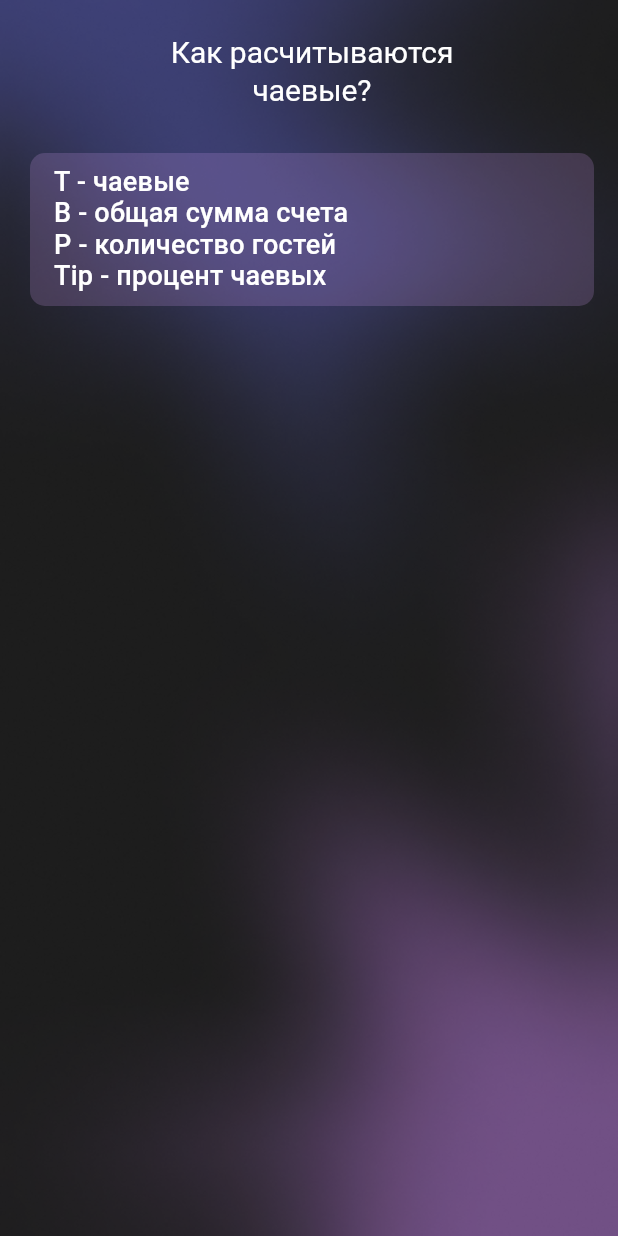
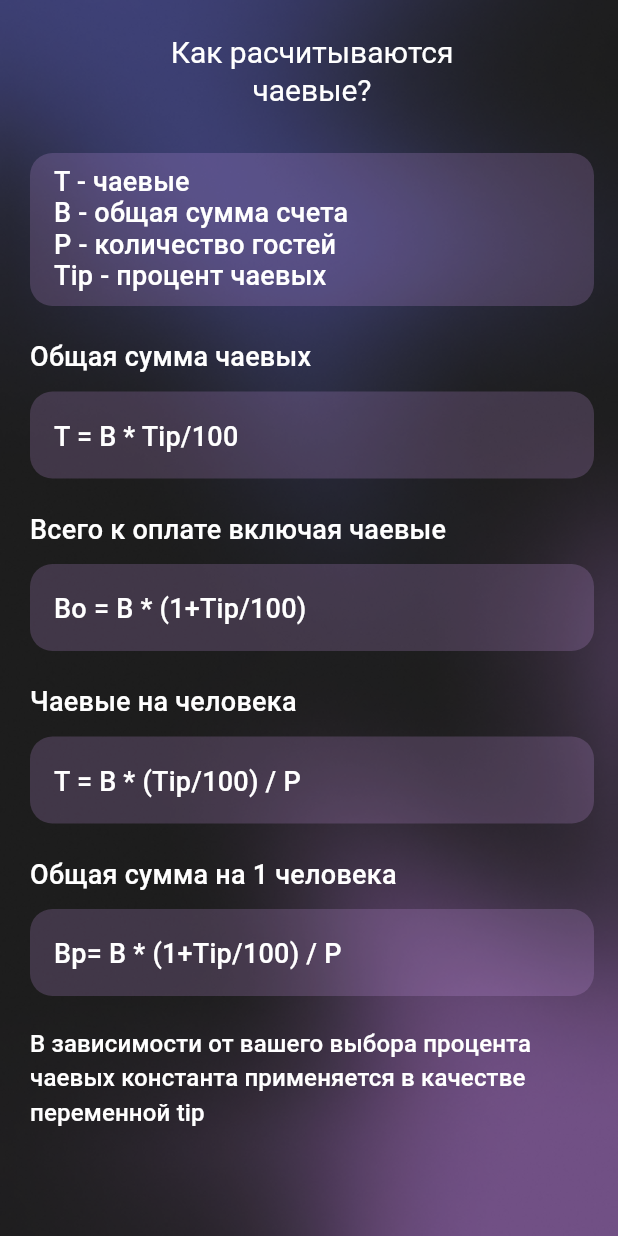
Before and after one commit to Mamoru26/Final_Kachaika, a Flutter app: the TerminalPage screen opened by its route, on a phone screen of 412 x 824 dp. Run offline on Flutter 3.47's test engine with Material 3 defaults, Android fonts, the phone set to English and light mode, and no system bars; our stand-ins replace auto_route, hexcolor; Roboto replaces fonts that are missing (assets/fonts/SFPROregular.ttf); project files that could hold a hidden picture were left out.

Commit message:
В terminal_page добавлены виджеты для UI осталось сделать табличку

```diff
--- a/lib/src/brifing_page/widgets/base_text_field.dart
+++ b/lib/src/brifing_page/widgets/base_text_field.dart
@@ -20,7 +20,7 @@ class BaseTextField extends StatelessWidget {
     return Container(
       decoration: BoxDecoration(
         color: color.withOpacity(opacity),
-        borderRadius: BorderRadius.circular(10),
+        borderRadius: BorderRadius.circular(15),
       ),
       child: Padding(
         padding: const EdgeInsets.symmetric(
--- a/lib/src/terminal_page/terminal_page.dart
+++ b/lib/src/terminal_page/terminal_page.dart
@@ -1,5 +1,6 @@
 import 'package:auto_route/auto_route.dart';
 import 'package:flutter/material.dart';
+import 'package:flutter/widgets.dart';
 import '../../core/export.dart';
 import 'widgets/export.dart';
 
@@ -14,8 +15,8 @@ class TerminalPage extends StatelessWidget {
       child: Padding(
         padding: const EdgeInsets.only(top: 22, left: 4),
         child: ListView(
-          children: const [
-            Stack(
+          children: [
+            const Stack(
               children: [
                 CustomBackButton(),
                 Padding(
@@ -27,12 +28,46 @@ class TerminalPage extends StatelessWidget {
               ],
             ),
             Padding(
-              padding: EdgeInsets.only(left: 16, top: 30, right: 16),
+              padding: const EdgeInsets.only(left: 16, top: 30, right: 16),
               child: Column(children: [
-                TerminalField(
+                const TerminalField(
                   fieldtext:
                       'T - чаевые\nB - общая сумма счета\nP - количество гостей\nTip - процент чаевых',
                 ),
+                const Padding(
+                  padding: EdgeInsets.only(top: 20),
+                  child: TerminalFieldWithText(
+                    headertext: 'Общая сумма чаевых',
+                    fieldtext: 'T = B * Tip/100',
+                  ),
+                ),
+                const Padding(
+                  padding: EdgeInsets.only(top: 20),
+                  child: TerminalFieldWithText(
+                    headertext: 'Всего к оплате включая чаевые',
+                    fieldtext: 'Bo = B * (1+Tip/100)',
+                  ),
+                ),
+                const Padding(
+                  padding: EdgeInsets.only(top: 20),
+                  child: TerminalFieldWithText(
+                    headertext: 'Чаевые на человека',
+                    fieldtext: 'T = B * (Tip/100) / P',
+                  ),
+                ),
+                const Padding(
+                  padding: EdgeInsets.only(top: 20),
+                  child: TerminalFieldWithText(
+                    headertext: 'Общая сумма на 1 человека',
+                    fieldtext: 'Bp= B * (1+Tip/100) / P',
+                  ),
+                ),
+                Padding(
+                    padding: const EdgeInsets.only(top: 20),
+                    child: Text(
+                      'В зависимости от вашего выбора процента чаевых константа применяется в качестве переменной tip',
+                      style: Theme.of(context).textTheme.titleSmall,
+                    )),
               ]),
             )
           ],
--- a/lib/src/terminal_page/widgets/export.dart
+++ b/lib/src/terminal_page/widgets/export.dart
@@ -1,2 +1,3 @@
 export './header_widget.dart';
 export './terminal_field.dart';
+export './terminal_field_with_text.dart';
--- a/lib/src/terminal_page/widgets/terminal_field.dart
+++ b/lib/src/terminal_page/widgets/terminal_field.dart
@@ -15,7 +15,7 @@ class TerminalField extends StatelessWidget {
       height: 102,
       decoration: BoxDecoration(
           color: const Color(0xFFD39FF2).withOpacity(0.2),
-          borderRadius: BorderRadius.circular(10)),
+          borderRadius: BorderRadius.circular(15)),
       child: Padding(
         padding: const EdgeInsets.symmetric(horizontal: 16, vertical: 8),
         child: Text(
--- a/lib/src/calculate_page/widgets/calculate_field.dart
+++ b/lib/src/terminal_page/widgets/terminal_field_with_text.dart
@@ -2,10 +2,10 @@
 import 'package:flutter/material.dart';
 import '../../../core/export.dart';
 
-class CalculateField extends StatelessWidget {
+class TerminalFieldWithText extends StatelessWidget {
   final String headertext;
   final String fieldtext;
-  const CalculateField({
+  const TerminalFieldWithText({
     super.key,
     required this.headertext,
     required this.fieldtext,
@@ -27,7 +27,7 @@ class CalculateField extends StatelessWidget {
             height: 58,
             decoration: BoxDecoration(
                 color: const Color(0xFFD39FF2).withOpacity(0.2),
-                borderRadius: BorderRadius.circular(10)),
+                borderRadius: BorderRadius.circular(15)),
             child: Padding(
               padding: const EdgeInsets.symmetric(horizontal: 16, vertical: 16),
               child: Text(
```
